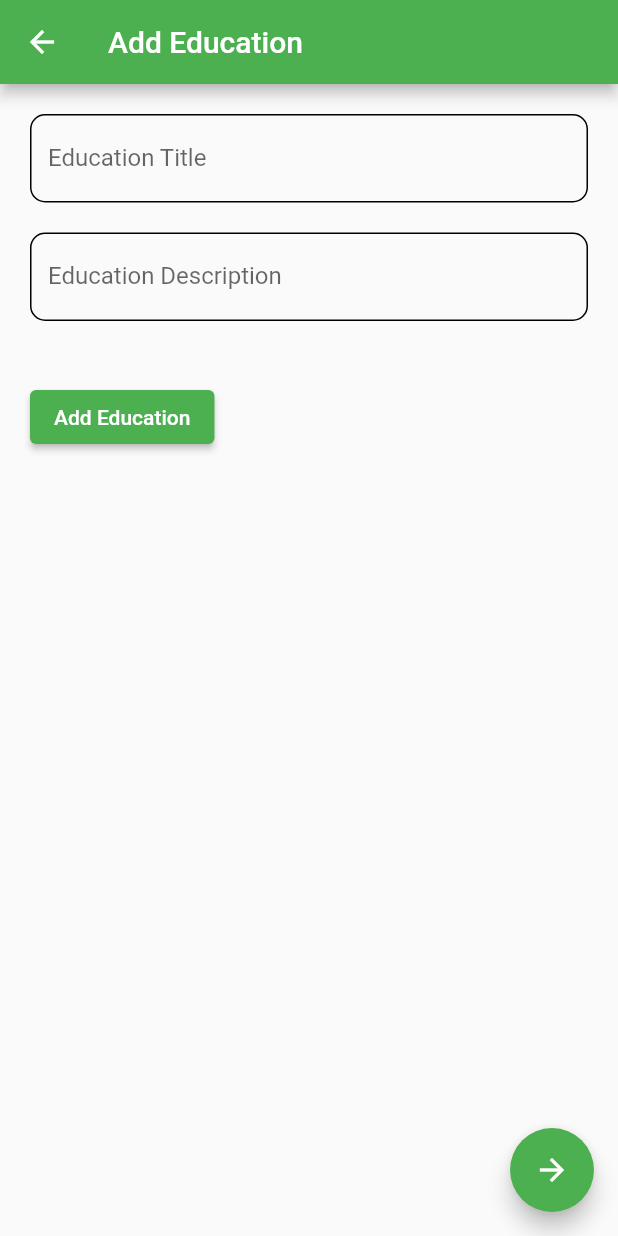
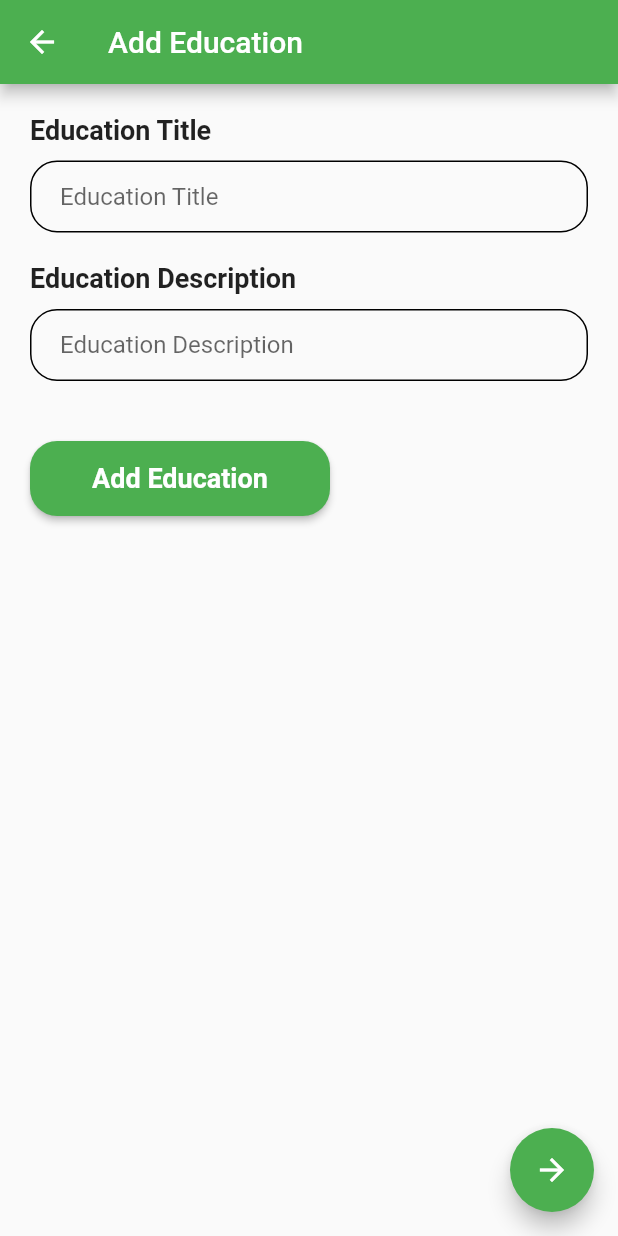
Before and after one commit to hritikadhikari05/resume_builder, a Flutter app: the AddEducation screen opened by its route, on a phone screen of 412 x 824 dp. Run offline on Flutter 3.47's test engine with Material 2 defaults, Android fonts, the phone set to English and light mode, and no system bars; our stand-ins replace get, pdf, printing.

Commit message:
Improved UI

```diff
--- a/lib/pages/addEducation.dart
+++ b/lib/pages/addEducation.dart
@@ -5,6 +5,7 @@ import 'package:flutter/src/widgets/framework.dart';
 import 'package:flutter/src/widgets/placeholder.dart';
 import 'package:get/get.dart';
 import 'package:task1/controller/resume-input-controller.dart';
+import 'package:task1/widgets/customButton.dart';
 
 import '../models/educationModel.dart';
 import '../widgets/customTextField.dart';
@@ -32,34 +33,36 @@ class AddEducation extends StatelessWidget {
                     children: resumeController.education.map<Widget>(
                       (education) {
                         return Container(
-                          padding: EdgeInsets.only(bottom: 20),
+                          padding: const EdgeInsets.only(bottom: 20),
                           child: Row(
                             mainAxisAlignment: MainAxisAlignment.spaceBetween,
                             children: [
-                              Column(
+                              Flexible(
+                                child: Column(
                                   crossAxisAlignment: CrossAxisAlignment.start,
                                   children: [
                                     Text(
                                       education.educationName ?? "",
-                                    style: TextStyle(
+                                      style: const TextStyle(
                                         fontSize: 18,
                                         fontWeight: FontWeight.bold,
                                       ),
                                     ),
                                     Text(
                                       education.educationDescription ?? "",
-                                    style: TextStyle(
+                                      style: const TextStyle(
                                         fontSize: 14,
                                       ),
                                     ),
                                   ],
+                                ),
                               ),
                               // Icon(Icons.clear),
                               IconButton(
                                 onPressed: () {
                                   resumeController.education.remove(education);
                                 },
-                                icon: Icon(Icons.clear),
+                                icon: const Icon(Icons.clear),
                               )
                             ],
                           ),
@@ -84,10 +87,11 @@ class AddEducation extends StatelessWidget {
                     ],
                   ),
                 ),
-                SizedBox(
+                const SizedBox(
                   height: 20,
                 ),
-                ElevatedButton(
+                CustomButton(
+                  buttonText: "Add Education",
                   onPressed: () {
                     if (resumeController.educationFormKey.currentState!
                         .validate()) {
@@ -104,8 +108,7 @@ class AddEducation extends StatelessWidget {
                       resumeController.educationDescriptionController.clear();
                     }
                   },
-                  child: Text("Add Education"),
-                ),
+                )
               ],
             ),
           ),
@@ -123,7 +126,7 @@ class AddEducation extends StatelessWidget {
             },
           );
         },
-        child: Icon(Icons.arrow_forward),
+        child: const Icon(Icons.arrow_forward),
       ),
     );
   }
--- /dev/null
+++ b/lib/widgets/customButton.dart
@@ -0,0 +1,37 @@
+import 'package:flutter/material.dart';
+import 'package:flutter/src/widgets/framework.dart';
+import 'package:flutter/src/widgets/placeholder.dart';
+
+class CustomButton extends StatelessWidget {
+  CustomButton({
+    super.key,
+    this.onPressed,
+    this.buttonText,
+  });
+  Function? onPressed;
+  String? buttonText;
+  @override
+  Widget build(BuildContext context) {
+    return ElevatedButton(
+      style: ButtonStyle(
+        minimumSize: MaterialStateProperty.all(Size(200, 50)),
+        // backgroundColor: MaterialStateProperty.all(Colors.blue),
+        shape: MaterialStateProperty.all<RoundedRectangleBorder>(
+          RoundedRectangleBorder(
+            borderRadius: BorderRadius.circular(18.0),
+          ),
+        ),
+      ),
+      onPressed: () {
+        onPressed!();
+      },
+      child: Text(
+        buttonText ?? "",
+        style: const TextStyle(
+          fontSize: 18,
+          fontWeight: FontWeight.bold,
+        ),
+      ),
+    );
+  }
+}
--- a/lib/widgets/customTextField.dart
+++ b/lib/widgets/customTextField.dart
@@ -8,8 +8,22 @@ class CustomTextFormField extends StatelessWidget {
 
   @override
   Widget build(BuildContext context) {
-    return Container(
-      padding: EdgeInsets.only(bottom: 20),
+    return Column(
+      crossAxisAlignment: CrossAxisAlignment.start,
+      children: [
+        Text(
+          labelText,
+          style: const TextStyle(
+            fontSize: 18,
+            fontWeight: FontWeight.bold,
+          ),
+        ),
+        const SizedBox(
+          height: 10,
+        ),
+        Container(
+          padding: const EdgeInsets.only(bottom: 20),
+          // height: 60,
           child: TextFormField(
             controller: controller,
             validator: (value) {
@@ -19,19 +33,20 @@ class CustomTextFormField extends StatelessWidget {
               return null;
             },
             decoration: InputDecoration(
-          labelText: labelText,
+              contentPadding: EdgeInsets.symmetric(horizontal: 20),
+              hintText: labelText,
               border: OutlineInputBorder(
-            borderRadius: BorderRadius.circular(10),
+                borderRadius: BorderRadius.circular(18),
               ),
               enabledBorder: OutlineInputBorder(
-            borderRadius: BorderRadius.circular(10),
+                borderRadius: BorderRadius.circular(18),
               ),
               focusedBorder: OutlineInputBorder(
                 borderRadius: BorderRadius.circular(10),
               ),
               errorBorder: OutlineInputBorder(
                 borderRadius: BorderRadius.circular(10),
-            borderSide: BorderSide(
+                borderSide: const BorderSide(
                   color: Colors.red,
                 ),
               ),
@@ -40,6 +55,8 @@ class CustomTextFormField extends StatelessWidget {
               ),
             ),
           ),
+        ),
+      ],
     );
   }
 }
```
Also changed, not shown: lib/pages/addExperience.dart (+7 -6 lines), lib/pages/addJobs.dart (+6 -3 lines), lib/pages/resumeInput.dart (+6 -5 lines), lib/pages/verifyDetails.dart (+7 -9 lines). Lines whose indentation alone changed are shown as unchanged.
